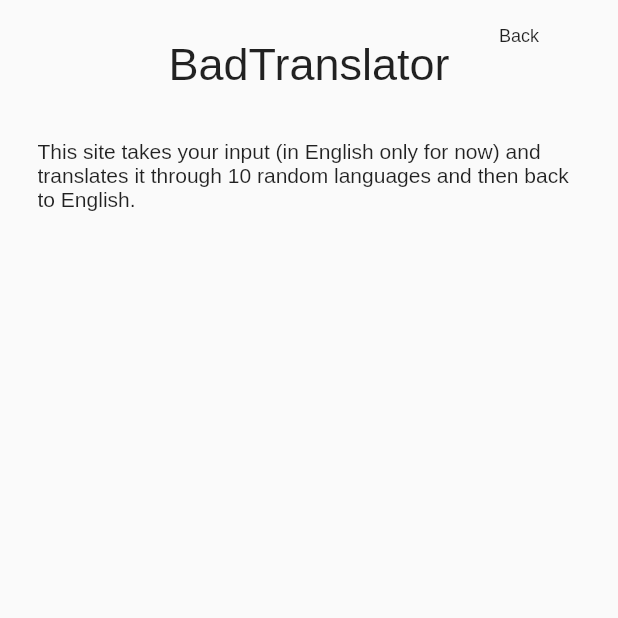
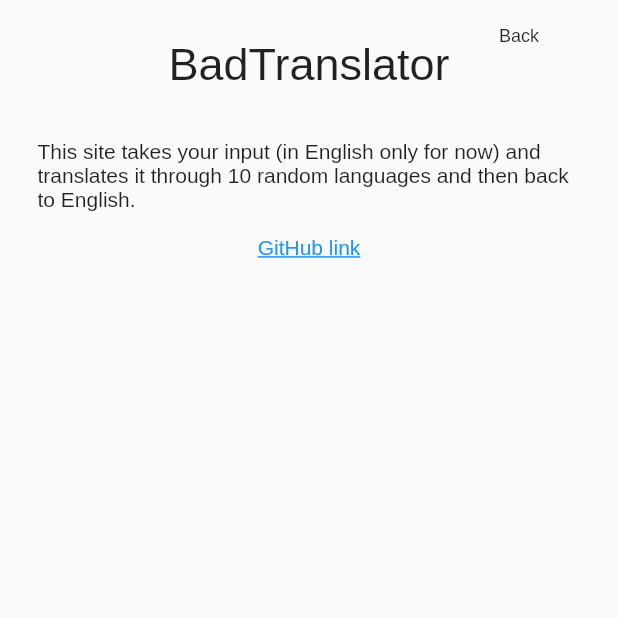
Before and after one commit to aacheng17/BadTranslator, a Flutter app: the screen it shows after launch, after a tap on "What is this?", on a phone screen of 412 x 824 dp, the top half of it. Run offline on Flutter 3.47's test engine with Material 2 defaults, Android fonts, the phone set to English and light mode, and no system bars; missing offline and left inert: dart:html, random_words; network calls fail.

Commit message:
Added link to GitHub in about page

```diff
--- a/lib/translator.dart
+++ b/lib/translator.dart
@@ -3,6 +3,7 @@
 import 'package:flutter/material.dart';
 import 'package:random_words/random_words.dart';
 import 'package:http/http.dart' as http;
+import 'dart:html' as html;
 
 class Translator extends StatefulWidget {
   @override
@@ -133,6 +134,10 @@
         Text("BadTranslator\n", style: TextStyle(fontSize: 30)),
         Text(
             "This site takes your input (in English only for now) and translates it through 10 random languages and then back to English."
+        ),
+        FlatButton(
+          child: Text("GitHub link", style: TextStyle(color: Colors.blue, decoration: TextDecoration.underline)),
+          onPressed: () => html.window.open('https://github.com/aacheng17/BadTranslator', 'new tab')
         )
       ]
     );
```
